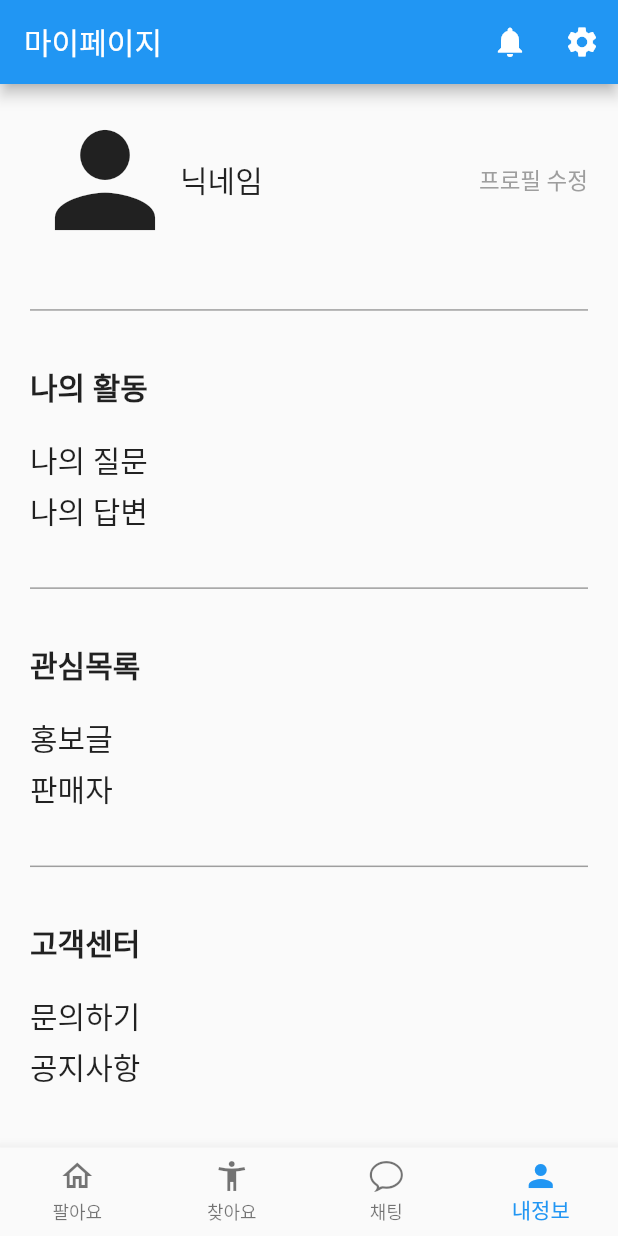
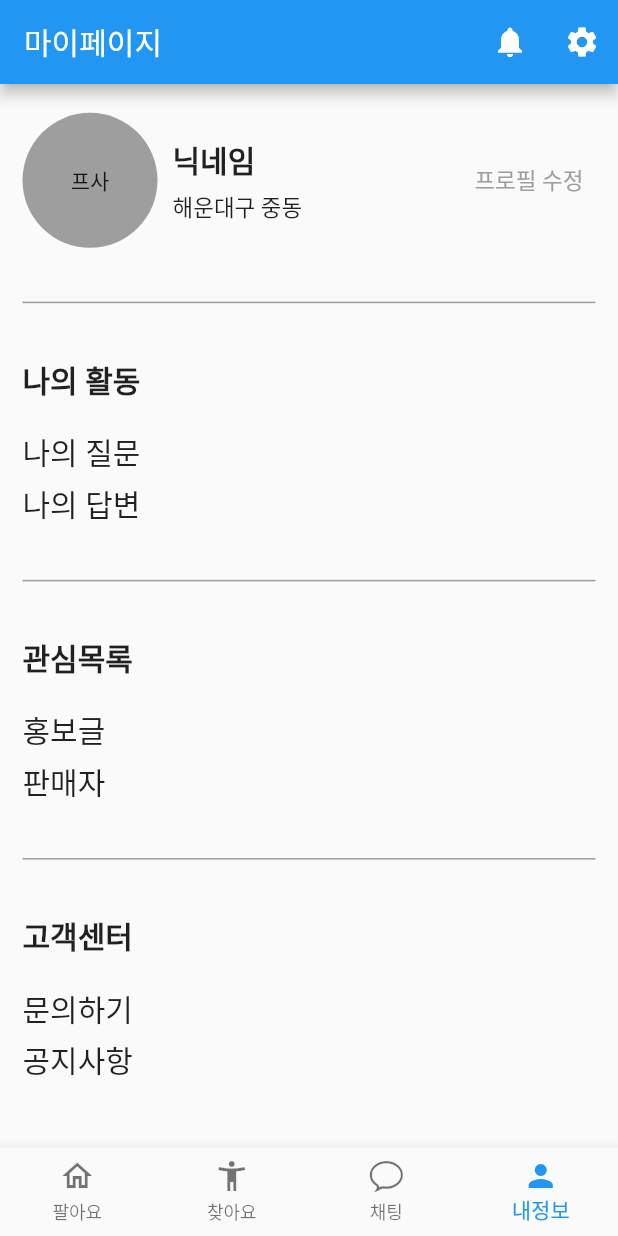
Before and after one commit to JJulme/jigu, a Flutter app: the screen it shows after launch, item 4 of the bottom bar chosen, on a phone screen of 412 x 824 dp. Run offline on Flutter 3.47's test engine with Material 2 defaults, Android fonts, the light colour scheme and no system bars; our stand-ins replace fluttertoast, image_picker, share.

Commit message:
seek_write_screen.dart, mypage_screen.dart 등 수정

```diff
--- a/lib/screen/mypage/mypage_screen.dart
+++ b/lib/screen/mypage/mypage_screen.dart
@@ -1,4 +1,5 @@
 import 'package:flutter/material.dart';
+import 'package:jigu/screen/mypage/mypage_modify_screen.dart';
 import 'package:jigu/screen/mypage/mypage_notice_screen.dart';
 import 'package:jigu/screen/mypage/mypage_question_screen.dart';
 import 'package:jigu/screen/mypage/mypage_setting_screen.dart';
@@ -38,34 +39,53 @@ class MypageScreen extends StatelessWidget {
       body: SafeArea(
           child: Container(
         //내부 여백 설정하기
-        padding: const EdgeInsets.symmetric(vertical: 10, horizontal: 20),
+        padding: const EdgeInsets.symmetric(vertical: 15, horizontal: 15),
         child: Column(
           //항목 세로 간격 설정
           mainAxisAlignment: MainAxisAlignment.spaceEvenly,
           //항목 왼쪽 정렬
           crossAxisAlignment: CrossAxisAlignment.start,
           children: [
-            const Row(
+            Row(
               mainAxisAlignment: MainAxisAlignment.spaceBetween,
               children: [
                 Row(
                   children: [
                     //프로필 사진이 들어갈 자리
-                    Icon(
-                      Icons.person,
-                      size: 100,
+                    Container(
+                      width: 90,
+                      height: 90,
+                      decoration: const BoxDecoration(
+                          color: Colors.grey, shape: BoxShape.circle),
+                      child: const Center(child: Text("프사")),
                     ),
-                    //닉네임 자리
-                    Text(
-                      "닉네임",
-                      style: TextStyle(fontSize: 20),
+                    const SizedBox(width: 10),
+                    //닉네임, 주소 자리
+                    const Column(
+                      crossAxisAlignment: CrossAxisAlignment.start,
+                      children: [
+                        Text("닉네임",
+                            style: TextStyle(
+                                fontSize: 20, fontWeight: FontWeight.w600)),
+                        SizedBox(height: 5),
+                        Text("해운대구 중동", style: TextStyle(fontSize: 15)),
+                      ],
                     ),
                   ],
                 ),
-                //프로필 수정하는 자리
-                Text(
-                  "프로필 수정",
-                  style: TextStyle(fontSize: 15, color: Colors.grey),
+                //프로필 수정 자리
+                TextButton(
+                  onPressed: () {
+                    Navigator.push(
+                        context,
+                        MaterialPageRoute(
+                          builder: (context) => const MypageModifyScreen(),
+                        ));
+                  },
+                  child: const Text(
+                    "프로필 수정",
+                    style: TextStyle(fontSize: 15, color: Colors.grey),
+                  ),
                 ),
               ],
             ),
@@ -76,7 +96,7 @@ class MypageScreen extends StatelessWidget {
             const Text("나의 활동",
                 style: TextStyle(fontSize: 20, fontWeight: FontWeight.w600)),
             const SizedBox(height: 10),
-            mypageRouter(context),
+            mypageRouter(context, "나의 질문", const MypageQuestionScreen()),
             const Text("나의 답변", style: TextStyle(fontSize: 20)),
             //관심목록
             const SizedBox(height: 20),
@@ -103,15 +123,18 @@ class MypageScreen extends StatelessWidget {
     );
   }
 
-  InkWell mypageRouter(BuildContext context) {
+  //보여지는 텍스트와 넘어가는 화면 설정해주는 함수
+  InkWell mypageRouter(BuildContext context, String text, dynamic pageroute) {
     return InkWell(
+        //누르면 페이지 이동
         onTap: () {
           Navigator.push(
               context,
               MaterialPageRoute(
-                builder: (context) => const MypageQuestionScreen(),
+                builder: (context) => pageroute,
               ));
         },
-        child: const Text("나의 질문", style: TextStyle(fontSize: 20)));
+        //보여지는 텍스트
+        child: Text(text, style: const TextStyle(fontSize: 20)));
   }
 }
--- a/lib/screen/seek/seek_detail_screen.dart
+++ b/lib/screen/seek/seek_detail_screen.dart
@@ -30,9 +30,11 @@ class _SeekDetailScreenState extends State<SeekDetailScreen> {
             Row(
               children: [
                 Container(
-                  color: Colors.grey,
                   height: 80,
                   width: 80,
+                  decoration: BoxDecoration(
+                      color: Colors.grey,
+                      borderRadius: BorderRadius.circular(50)),
                   child: const Center(child: Text("프사")),
                 ),
                 const SizedBox(width: 15),
```
Also changed, not shown: lib/screen/chat/chat_detail_screen.dart (+40 -6 lines), lib/screen/login/login_screen.dart (added, +15 -0 lines), lib/screen/mypage/mypage_modify_screen.dart (added, +21 -0 lines), lib/screen/noticeboard/noticeboard_detail_screen.dart (+27 -6 lines), lib/screen/seek/seek_write_screen.dart (+85 -24 lines), lib/screen/mypage/mypage_answer_screen.dart (added).
